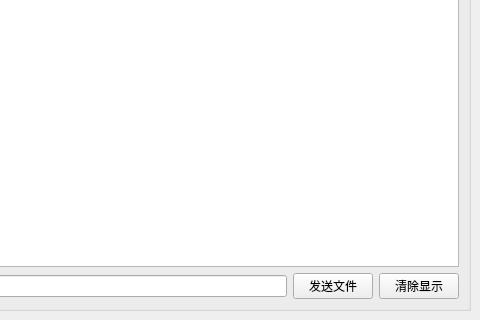
GH2030/py, file 32664_Tool/UI_Windows.ui: the form before one commit; both pictures show x 353 to 833 and y 280 to 600 of the 833 by 600 pixel window.
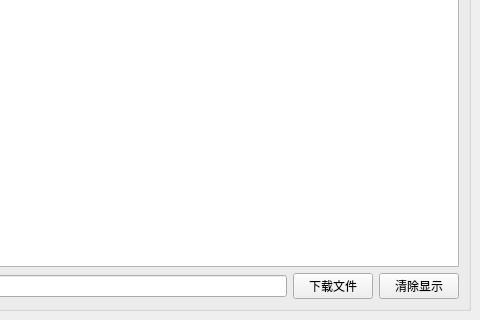
The form after the commit.

Commit message: 优化下载线程

```diff
--- a/32664_Tool/UI_Windows.ui
+++ b/32664_Tool/UI_Windows.ui
@@ -167,7 +167,7 @@
              <item>
               <widget class="QPushButton" name="SendButton">
                <property name="text">
-                <string>发送文件</string>
+                <string>下载文件</string>
                </property>
               </widget>
              </item>
```
Left out of the diff: 2 changed lines with no effect on the pictures. The commit also changes 2 other files.
